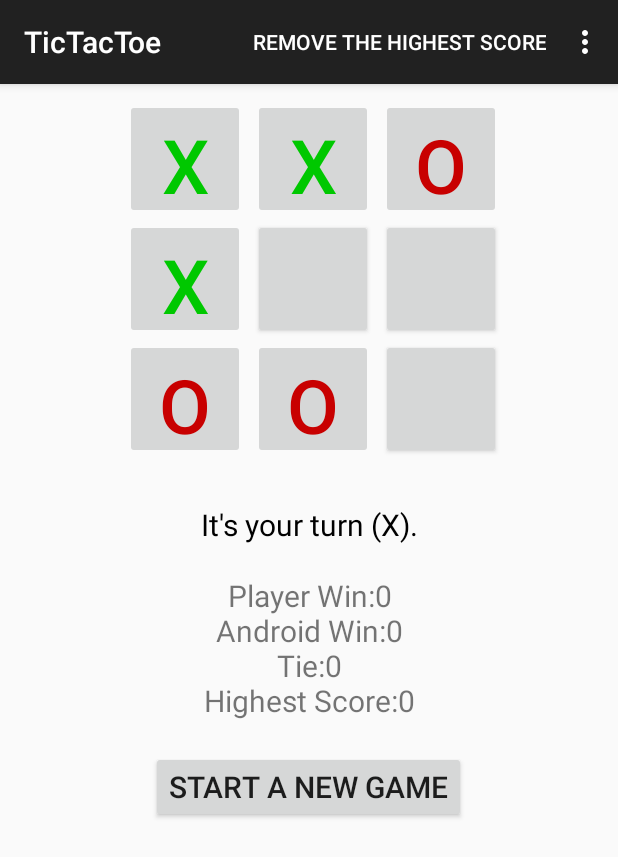
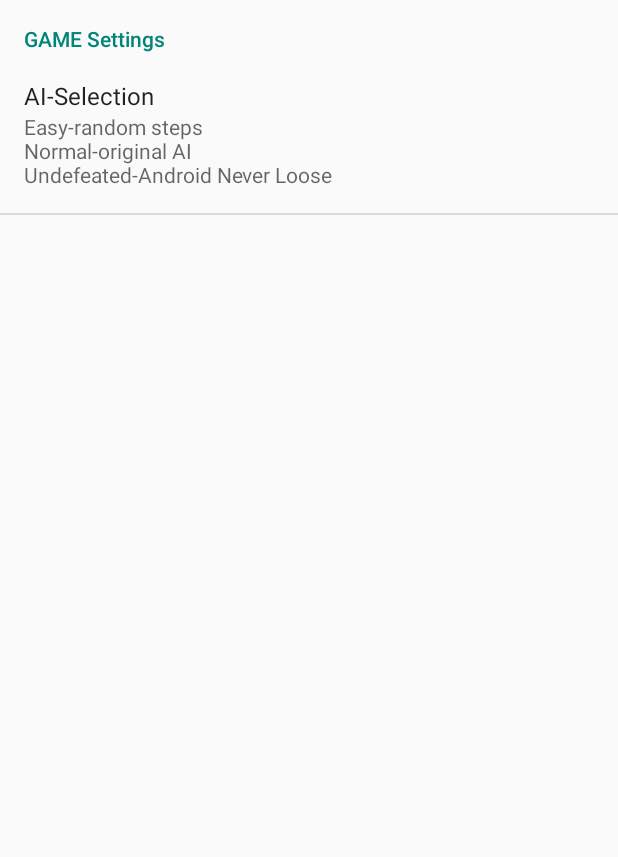
Before and after one commit to git-malu/TicTacToe, an Android app: the screen it shows after launch (MainActivity before the commit, SettingsActivity after it), in the options menu, after a tap on "Settings", on a phone screen of 412 x 824 dp. Shown: the top 857 px of the screen. Run offline under Robolectric (Android 15) with nearby library versions, the light colour scheme and no system bars.

Commit message:
Difficulty all completed. No bug. Next Target: sound effect

```diff
--- a/app/build.gradle
+++ b/app/build.gradle
@@ -22,4 +22,5 @@
 dependencies {
     compile fileTree(dir: 'libs', include: ['*.jar'])
     compile 'com.android.support:appcompat-v7:21.0.3'
+    compile 'com.android.support:support-v4:21.0.3'
 }
--- a/app/src/main/AndroidManifest.xml
+++ b/app/src/main/AndroidManifest.xml
@@ -16,6 +16,10 @@
                 <category android:name="android.intent.category.LAUNCHER" />
             </intent-filter>
         </activity>
+        <activity
+            android:name=".SettingsActivity"
+            android:label="@string/title_activity_settings" >
+        </activity>
     </application>
 
 </manifest>
--- a/app/src/main/java/com/example/tictactoe/MainActivity.java
+++ b/app/src/main/java/com/example/tictactoe/MainActivity.java
@@ -1,8 +1,10 @@
 package com.example.tictactoe;
 
+import android.content.Intent;
 import android.content.SharedPreferences;
 import android.graphics.Color;
 import android.os.Bundle;
+import android.preference.PreferenceManager;
 import android.support.v7.app.ActionBarActivity;
 import android.util.Log;
 import android.view.Menu;
@@ -15,6 +17,7 @@
 public class MainActivity extends ActionBarActivity {
     // Represents the internal state of the game
 //    private TicTacToeGame mGame;
+    private String[] mDifficulty = {"null","Easy","Normal","Undefeated"};
     // Buttons making up the board
     private Button[] mBoardButtons;
     // Various text displayed
@@ -102,7 +105,7 @@
         TicTacToeGame.sTurnCounter++;
         if(TicTacToeGame.sTurnCounter %2==0){
             TicTacToeGame.clearBoard();
-            int move = TicTacToeGame.getComputerMove(2);
+            int move = TicTacToeGame.getComputerMove(Integer.valueOf(TicTacToeGame.sDifficulty));
             setMove(TicTacToeGame.COMPUTER_PLAYER, move);//set android move
             mInfoTextView.setText(getString(R.string.its_your_turn_x));
             mInfoTextView.setTextColor(Color.rgb(0, 0, 0));
@@ -110,9 +113,9 @@
             TicTacToeGame.clearBoard();
             mInfoTextView.setText(getString(R.string.you_go_first));
             mInfoTextView.setTextColor(Color.rgb(0, 200, 0));
-
         }
 //---TextView-Human goes first
+        readUserSettings();
         displayScoreBoard();
     }
 //
@@ -152,7 +155,7 @@
                     //android move
                     if (winner == 0) {
                         mInfoTextView.setText(getString(R.string.its_androids_turn));
-                        int move = TicTacToeGame.getComputerMove(2);
+                        int move = TicTacToeGame.getComputerMove(Integer.valueOf(TicTacToeGame.sDifficulty));
                         setMove(TicTacToeGame.COMPUTER_PLAYER, move);//set android move
                         winner = TicTacToeGame.checkForWinner();
                     }
@@ -190,7 +193,8 @@
         mScore.setText(getString(R.string.android_win)+TicTacToeGame.sPlayerWon.toString()+"\n"
                 +getString(R.string.player_win)+TicTacToeGame.sAndroidWon.toString()+"\n"
                 +getString(R.string.tie)+TicTacToeGame.mTie.toString()+"\n"
-                +getString(R.string.highest_score)+mPref.getInt("highest_score",0));
+                +getString(R.string.highest_score)+mPref.getInt("highest_score",0)+"\n"
+                +getString(R.string.difficulty)+mDifficulty[Integer.valueOf(TicTacToeGame.sDifficulty)]);
     }
     private void saveHighestScore(Integer i){
         if(mPref.getInt("highest_score",0)<i){
@@ -227,6 +231,8 @@
         int id = item.getItemId();
         //noinspection SimplifiableIfStatement
         if (id == R.id.action_settings) {
+            Intent i = new Intent(this, SettingsActivity.class);
+            startActivityForResult(i, 1);
             return true;
         }else if(id == R.id.clean_highest_score){
             mPrefEditor.putInt("highest_score",0).commit();
@@ -235,4 +241,18 @@
 
         return super.onOptionsItemSelected(item);
     }
+
+    private void readUserSettings(){
+        SharedPreferences pref = PreferenceManager.getDefaultSharedPreferences(this);
+        TicTacToeGame.sDifficulty = pref.getString("AI","2");
+    }
+    protected void onActivityResult(int requestCode, int resultCode, Intent data) {
+        super.onActivityResult(requestCode, resultCode, data);
+        switch (requestCode) {
+            case 1:
+                readUserSettings();
+                displayScoreBoard();
+                break;
+        }
+    }
 }
--- /dev/null
+++ b/app/src/main/java/com/example/tictactoe/SettingsActivity.java
@@ -0,0 +1,260 @@
+package com.example.tictactoe;
+
+import android.annotation.TargetApi;
+import android.content.Context;
+import android.content.res.Configuration;
+import android.media.Ringtone;
+import android.media.RingtoneManager;
+import android.net.Uri;
+import android.os.Build;
+import android.os.Bundle;
+import android.preference.ListPreference;
+import android.preference.Preference;
+import android.preference.PreferenceActivity;
+import android.preference.PreferenceFragment;
+import android.preference.PreferenceManager;
+import android.preference.RingtonePreference;
+import android.text.TextUtils;
+
+import java.util.List;
+
+/**
+ * A {@link PreferenceActivity} that presents a set of application settings. On
+ * handset devices, settings are presented as a single list. On tablets,
+ * settings are split by category, with category headers shown to the left of
+ * the list of settings.
+ * <p/>
+ * See <a href="http://developer.android.com/design/patterns/settings.html">
+ * Android Design: Settings</a> for design guidelines and the <a
+ * href="http://developer.android.com/guide/topics/ui/settings.html">Settings
+ * API Guide</a> for more information on developing a Settings UI.
+ */
+public class SettingsActivity extends PreferenceActivity {
+    /**
+     * Determines whether to always show the simplified settings UI, where
+     * settings are presented in a single list. When false, settings are shown
+     * as a master/detail two-pane view on tablets. When true, a single pane is
+     * shown on tablets.
+     */
+    private static final boolean ALWAYS_SIMPLE_PREFS = false;
+
+
+    @Override
+    protected void onPostCreate(Bundle savedInstanceState) {
+        super.onPostCreate(savedInstanceState);
+
+        setupSimplePreferencesScreen();
+    }
+
+    /**
+     * Shows the simplified settings UI if the device configuration if the
+     * device configuration dictates that a simplified, single-pane UI should be
+     * shown.
+     */
+    private void setupSimplePreferencesScreen() {
+        addPreferencesFromResource(R.xml.pref_ai);
+        return;
+//        if (!isSimplePreferences(this)) {
+//            addPreferencesFromResource(R.xml.pref_ai);
+//            return;
+//        }
+//
+//        // In the simplified UI, fragments are not used at all and we instead
+//        // use the older PreferenceActivity APIs.
+//
+//        // Add 'general' preferences.
+//        addPreferencesFromResource(R.xml.pref_general);
+//
+//        // Add 'notifications' preferences, and a corresponding header.
+//        PreferenceCategory fakeHeader = new PreferenceCategory(this);
+//        fakeHeader.setTitle(R.string.pref_header_notifications);
+//        getPreferenceScreen().addPreference(fakeHeader);
+//        addPreferencesFromResource(R.xml.pref_notification);
+//
+//        // Add 'data and sync' preferences, and a corresponding header.
+//        fakeHeader = new PreferenceCategory(this);
+//        fakeHeader.setTitle(R.string.pref_header_data_sync);
+//        getPreferenceScreen().addPreference(fakeHeader);
+//        addPreferencesFromResource(R.xml.pref_data_sync);
+//
+//        // Bind the summaries of EditText/List/Dialog/Ringtone preferences to
+//        // their values. When their values change, their summaries are updated
+//        // to reflect the new value, per the Android Design guidelines.
+//        bindPreferenceSummaryToValue(findPreference("example_text"));
+//        bindPreferenceSummaryToValue(findPreference("example_list"));
+//        bindPreferenceSummaryToValue(findPreference("notifications_new_message_ringtone"));
+//        bindPreferenceSummaryToValue(findPreference("sync_frequency"));
+    }
+
+    /**
+     * {@inheritDoc}
+     */
+    @Override
+    public boolean onIsMultiPane() {
+        return isXLargeTablet(this) && !isSimplePreferences(this);
+    }
+
+    /**
+     * Helper method to determine if the device has an extra-large screen. For
+     * example, 10" tablets are extra-large.
+     */
+    private static boolean isXLargeTablet(Context context) {
+        return (context.getResources().getConfiguration().screenLayout
+                & Configuration.SCREENLAYOUT_SIZE_MASK) >= Configuration.SCREENLAYOUT_SIZE_XLARGE;
+    }
+
+    /**
+     * Determines whether the simplified settings UI should be shown. This is
+     * true if this is forced via {@link #ALWAYS_SIMPLE_PREFS}, or the device
+     * doesn't have newer APIs like {@link PreferenceFragment}, or the device
+     * doesn't have an extra-large screen. In these cases, a single-pane
+     * "simplified" settings UI should be shown.
+     */
+    private static boolean isSimplePreferences(Context context) {
+        return ALWAYS_SIMPLE_PREFS
+                || Build.VERSION.SDK_INT < Build.VERSION_CODES.HONEYCOMB
+                || !isXLargeTablet(context);
+    }
+
+    /**
+     * {@inheritDoc}
+     */
+    @Override
+    @TargetApi(Build.VERSION_CODES.HONEYCOMB)
+    public void onBuildHeaders(List<Header> target) {
+        if (!isSimplePreferences(this)) {
+            loadHeadersFromResource(R.xml.pref_headers, target);
+        }
+    }
+
+    /**
+     * A preference value change listener that updates the preference's summary
+     * to reflect its new value.
+     */
+    private static Preference.OnPreferenceChangeListener sBindPreferenceSummaryToValueListener = new Preference.OnPreferenceChangeListener() {
+        @Override
+        public boolean onPreferenceChange(Preference preference, Object value) {
+            String stringValue = value.toString();
+
+            if (preference instanceof ListPreference) {
+                // For list preferences, look up the correct display value in
+                // the preference's 'entries' list.
+                ListPreference listPreference = (ListPreference) preference;
+                int index = listPreference.findIndexOfValue(stringValue);
+
+                // Set the summary to reflect the new value.
+                preference.setSummary(
+                        index >= 0
+                                ? listPreference.getEntries()[index]
+                                : null);
+
+            } else if (preference instanceof RingtonePreference) {
+                // For ringtone preferences, look up the correct display value
+                // using RingtoneManager.
+                if (TextUtils.isEmpty(stringValue)) {
+                    // Empty values correspond to 'silent' (no ringtone).
+                    preference.setSummary(R.string.pref_ringtone_silent);
+
+                } else {
+                    Ringtone ringtone = RingtoneManager.getRingtone(
+                            preference.getContext(), Uri.parse(stringValue));
+
+                    if (ringtone == null) {
+                        // Clear the summary if there was a lookup error.
+                        preference.setSummary(null);
+                    } else {
+                        // Set the summary to reflect the new ringtone display
+                        // name.
+                        String name = ringtone.getTitle(preference.getContext());
+                        preference.setSummary(name);
+                    }
+                }
+
+            } else {
+                // For all other preferences, set the summary to the value's
+                // simple string representation.
+                preference.setSummary(stringValue);
+            }
+            return true;
+        }
+    };
+
+    /**
+     * Binds a preference's summary to its value. More specifically, when the
+     * preference's value is changed, its summary (line of text below the
+     * preference title) is updated to reflect the value. The summary is also
+     * immediately updated upon calling this method. The exact display format is
+     * dependent on the type of preference.
+     *
+     * @see #sBindPreferenceSummaryToValueListener
+     */
+    private static void bindPreferenceSummaryToValue(Preference preference) {
+        // Set the listener to watch for value changes.
+        preference.setOnPreferenceChangeListener(sBindPreferenceSummaryToValueListener);
+
+        // Trigger the listener immediately with the preference's
+        // current value.
+        sBindPreferenceSummaryToValueListener.onPreferenceChange(preference,
+                PreferenceManager
+                        .getDefaultSharedPreferences(preference.getContext())
+                        .getString(preference.getKey(), ""));
+    }
+
+    /**
+     * This fragment shows general preferences only. It is used when the
+     * activity is showing a two-pane settings UI.
+     */
+    @TargetApi(Build.VERSION_CODES.HONEYCOMB)
+    public static class GeneralPreferenceFragment extends PreferenceFragment {
+        @Override
+        public void onCreate(Bundle savedInstanceState) {
+            super.onCreate(savedInstanceState);
+            addPreferencesFromResource(R.xml.pref_general);
+
+            // Bind the summaries of EditText/List/Dialog/Ringtone preferences
+            // to their values. When their values change, their summaries are
+            // updated to reflect the new value, per the Android Design
+            // guidelines.
+            bindPreferenceSummaryToValue(findPreference("example_text"));
+            bindPreferenceSummaryToValue(findPreference("example_list"));
+        }
+    }
+
+    /**
+     * This fragment shows notification preferences only. It is used when the
+     * activity is showing a two-pane settings UI.
+     */
+    @TargetApi(Build.VERSION_CODES.HONEYCOMB)
+    public static class NotificationPreferenceFragment extends PreferenceFragment {
+        @Override
+        public void onCreate(Bundle savedInstanceState) {
+            super.onCreate(savedInstanceState);
+            addPreferencesFromResource(R.xml.pref_notification);
+
+            // Bind the summaries of EditText/List/Dialog/Ringtone preferences
+            // to their values. When their values change, their summaries are
+            // updated to reflect the new value, per the Android Design
+            // guidelines.
+            bindPreferenceSummaryToValue(findPreference("notifications_new_message_ringtone"));
+        }
+    }
+
+    /**
+     * This fragment shows data and sync preferences only. It is used when the
+     * activity is showing a two-pane settings UI.
+     */
+    @TargetApi(Build.VERSION_CODES.HONEYCOMB)
+    public static class DataSyncPreferenceFragment extends PreferenceFragment {
+        @Override
+        public void onCreate(Bundle savedInstanceState) {
+            super.onCreate(savedInstanceState);
+            addPreferencesFromResource(R.xml.pref_data_sync);
+
+            // Bind the summaries of EditText/List/Dialog/Ringtone preferences
+            // to their values. When their values change, their summaries are
+            // updated to reflect the new value, per the Android Design
+            // guidelines.
+            bindPreferenceSummaryToValue(findPreference("sync_frequency"));
+        }
+    }
+}
--- a/app/src/main/java/com/example/tictactoe/TicTacToeGame.java
+++ b/app/src/main/java/com/example/tictactoe/TicTacToeGame.java
@@ -19,6 +19,7 @@
     public static Integer sWin = 0;// Set to 1-tie, 2-human win, or 3-android win
     public static Boolean sGameOver = true;
     private static Random sRand = new Random();
+    public static String sDifficulty = "2";//normal at beginning
 
     static Integer sPlayerWon =0, sAndroidWon =0,mTie=0;
     static Integer sTurnCounter = 0;
--- a/app/src/main/res/layout-land/activity_main.xml
+++ b/app/src/main/res/layout-land/activity_main.xml
@@ -107,7 +107,7 @@
             android:id="@+id/score"
             android:layout_width="fill_parent"
             android:layout_height="wrap_content"
-            android:layout_marginTop="20dp"
+            android:layout_marginTop="10dp"
             android:gravity="center_horizontal"
             android:text="score"
             android:textSize="20sp"/>
@@ -116,7 +116,7 @@
             android:layout_width="wrap_content"
             android:layout_height="wrap_content"
             android:layout_gravity="center_horizontal"
-            android:layout_marginTop="20dp"
+            android:layout_marginTop="10dp"
             android:text="@string/button_restart"
             android:textSize="20sp"
             android:onClick="newGame" >
--- a/app/src/main/res/values/strings.xml
+++ b/app/src/main/res/values/strings.xml
@@ -17,5 +17,6 @@
     <string name="tie">Tie:</string>
     <string name="highest_score">Highest Score:</string>
     <string name="remove_highest_score">Remove the highest score</string>
+    <string name="difficulty">Difficulty: </string>
 
 </resources>
--- /dev/null
+++ b/app/src/main/res/values/strings_activity_settings.xml
@@ -0,0 +1,70 @@
+<resources>
+    <string name="title_activity_settings">Settings</string>
+    <string-array name="AI_selection_title">
+        <item>Easy</item>
+        <item>Normal</item>
+        <item>Undefeated</item>
+    </string-array>
+    <string-array name="AI_selection_value">
+        <item>1</item>
+        <item>2</item>
+        <item>3</item>
+    </string-array>
+    <!-- Strings related to Settings -->
+
+    <!-- Example General settings -->
+    <string name="pref_header_general">General</string>
+
+    <string name="pref_title_social_recommendations">Enable social recommendations</string>
+    <string name="pref_description_social_recommendations">Recommendations for people to contact
+        based on your message history
+    </string>
+
+    <string name="pref_title_display_name">Display name</string>
+    <string name="pref_default_display_name">John Smith</string>
+
+    <string name="pref_title_add_friends_to_messages">Add friends to messages</string>
+    <string-array name="pref_example_list_titles">
+        <item>Always</item>
+        <item>When possible</item>
+        <item>Never</item>
+    </string-array>
+    <string-array name="pref_example_list_values">
+        <item>1</item>
+        <item>0</item>
+        <item>-1</item>
+    </string-array>
+
+    <!-- Example settings for Data & Sync -->
+    <string name="pref_header_data_sync">Data &amp; sync</string>
+
+    <string name="pref_title_sync_frequency">Sync frequency</string>
+    <string-array name="pref_sync_frequency_titles">
+        <item>15 minutes</item>
+        <item>30 minutes</item>
+        <item>1 hour</item>
+        <item>3 hours</item>
+        <item>6 hours</item>
+        <item>Never</item>
+    </string-array>
+    <string-array name="pref_sync_frequency_values">
+        <item>15</item>
+        <item>30</item>
+        <item>60</item>
+        <item>180</item>
+        <item>360</item>
+        <item>-1</item>
+    </string-array>
+
+    <string name="pref_title_system_sync_settings">System sync settings</string>
+
+    <!-- Example settings for Notifications -->
+    <string name="pref_header_notifications">Notifications</string>
+
+    <string name="pref_title_new_message_notifications">New message notifications</string>
+
+    <string name="pref_title_ringtone">Ringtone</string>
+    <string name="pref_ringtone_silent">Silent</string>
+
+    <string name="pref_title_vibrate">Vibrate</string>
+</resources>
--- /dev/null
+++ b/app/src/main/res/xml/pref_ai.xml
@@ -0,0 +1,12 @@
+<?xml version="1.0" encoding="utf-8"?>
+<PreferenceScreen xmlns:android="http://schemas.android.com/apk/res/android">
+    <PreferenceCategory android:title="GAME Settings">
+        <ListPreference
+            android:key="AI"
+            android:title="AI-Selection"
+            android:summary="Easy-random steps\nNormal-original AI\nUndefeated-Android Never Loose"
+            android:entries="@array/AI_selection_title"
+            android:entryValues="@array/AI_selection_value">
+        </ListPreference>
+    </PreferenceCategory>
+</PreferenceScreen>
--- /dev/null
+++ b/app/src/main/res/xml/pref_data_sync.xml
@@ -0,0 +1,21 @@
+<PreferenceScreen xmlns:android="http://schemas.android.com/apk/res/android">
+
+    <!-- NOTE: Hide buttons to simplify the UI. Users can touch outside the dialog to
+         dismiss it. -->
+    <!-- NOTE: ListPreference's summary should be set to its value by the activity code. -->
+    <ListPreference
+        android:key="sync_frequency"
+        android:title="@string/pref_title_sync_frequency"
+        android:entries="@array/pref_sync_frequency_titles"
+        android:entryValues="@array/pref_sync_frequency_values"
+        android:defaultValue="180"
+        android:negativeButtonText="@null"
+        android:positiveButtonText="@null" />
+
+    <!-- This preference simply launches an intent when selected. Use this UI sparingly, per
+         design guidelines. -->
+    <Preference android:title="@string/pref_title_system_sync_settings">
+        <intent android:action="android.settings.SYNC_SETTINGS" />
+    </Preference>
+
+</PreferenceScreen>
--- /dev/null
+++ b/app/src/main/res/xml/pref_general.xml
@@ -0,0 +1,33 @@
+<PreferenceScreen xmlns:android="http://schemas.android.com/apk/res/android">
+
+    <CheckBoxPreference
+        android:key="example_checkbox"
+        android:title="@string/pref_title_social_recommendations"
+        android:summary="@string/pref_description_social_recommendations"
+        android:defaultValue="true" />
+
+    <!-- NOTE: EditTextPreference accepts EditText attributes. -->
+    <!-- NOTE: EditTextPreference's summary should be set to its value by the activity code. -->
+    <EditTextPreference
+        android:key="example_text"
+        android:title="@string/pref_title_display_name"
+        android:defaultValue="@string/pref_default_display_name"
+        android:selectAllOnFocus="true"
+        android:inputType="textCapWords"
+        android:capitalize="words"
+        android:singleLine="true"
+        android:maxLines="1" />
+
+    <!-- NOTE: Hide buttons to simplify the UI. Users can touch outside the dialog to
+         dismiss it. -->
+    <!-- NOTE: ListPreference's summary should be set to its value by the activity code. -->
+    <ListPreference
+        android:key="example_list"
+        android:title="@string/pref_title_add_friends_to_messages"
+        android:defaultValue="-1"
+        android:entries="@array/pref_example_list_titles"
+        android:entryValues="@array/pref_example_list_values"
+        android:negativeButtonText="@null"
+        android:positiveButtonText="@null" />
+
+</PreferenceScreen>
--- /dev/null
+++ b/app/src/main/res/xml/pref_headers.xml
@@ -0,0 +1,17 @@
+<preference-headers xmlns:android="http://schemas.android.com/apk/res/android">
+
+    <!-- These settings headers are only used on tablets. -->
+
+    <header
+        android:fragment="com.example.tictactoe.SettingsActivity$GeneralPreferenceFragment"
+        android:title="@string/pref_header_general"/>
+
+    <header
+        android:fragment="com.example.tictactoe.SettingsActivity$NotificationPreferenceFragment"
+        android:title="@string/pref_header_notifications"/>
+
+    <header
+        android:fragment="com.example.tictactoe.SettingsActivity$DataSyncPreferenceFragment"
+        android:title="@string/pref_header_data_sync"/>
+
+</preference-headers>
--- /dev/null
+++ b/app/src/main/res/xml/pref_notification.xml
@@ -0,0 +1,27 @@
+<PreferenceScreen xmlns:android="http://schemas.android.com/apk/res/android">
+
+    <!-- A 'parent' preference, which enables/disables child preferences (below)
+         when checked/unchecked. -->
+    <CheckBoxPreference
+        android:key="notifications_new_message"
+        android:title="@string/pref_title_new_message_notifications"
+        android:defaultValue="true" />
+
+    <!-- Allows the user to choose a ringtone in the 'notification' category. -->
+    <!-- NOTE: This preference will be enabled only when the checkbox above is checked. -->
+    <!-- NOTE: RingtonePreference's summary should be set to its value by the activity code. -->
+    <RingtonePreference
+        android:dependency="notifications_new_message"
+        android:key="notifications_new_message_ringtone"
+        android:title="@string/pref_title_ringtone"
+        android:ringtoneType="notification"
+        android:defaultValue="content://settings/system/notification_sound" />
+
+    <!-- NOTE: This preference will be enabled only when the checkbox above is checked. -->
+    <CheckBoxPreference
+        android:dependency="notifications_new_message"
+        android:key="notifications_new_message_vibrate"
+        android:title="@string/pref_title_vibrate"
+        android:defaultValue="true" />
+
+</PreferenceScreen>
```
Also changed, not shown: 1 other file.
